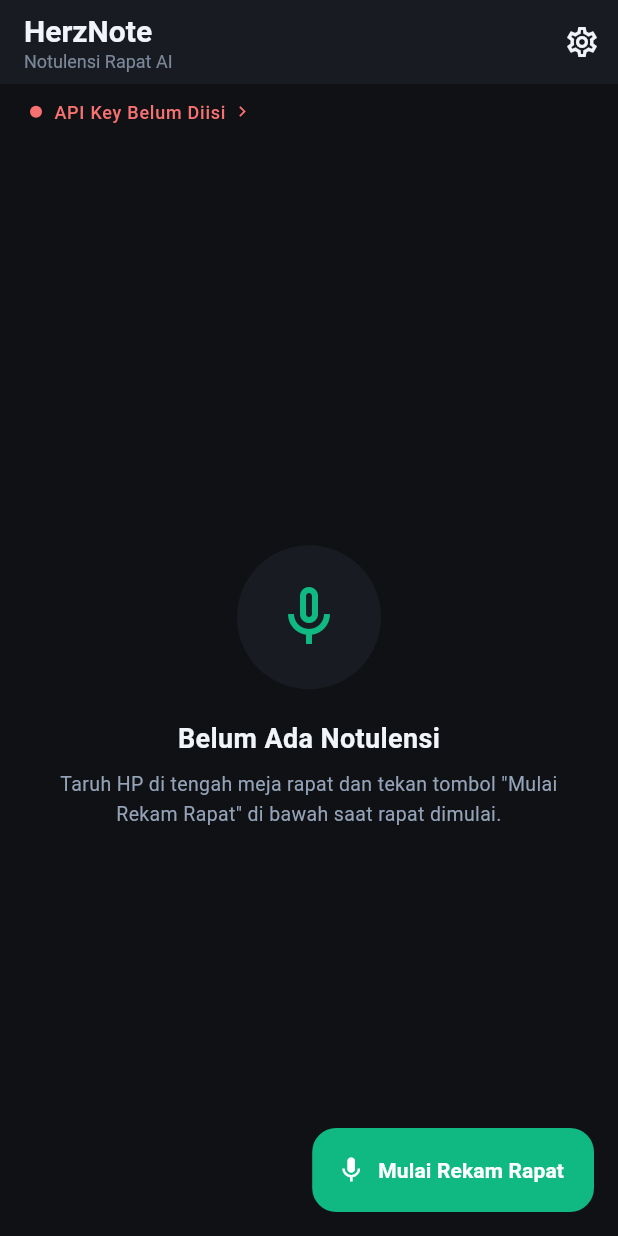
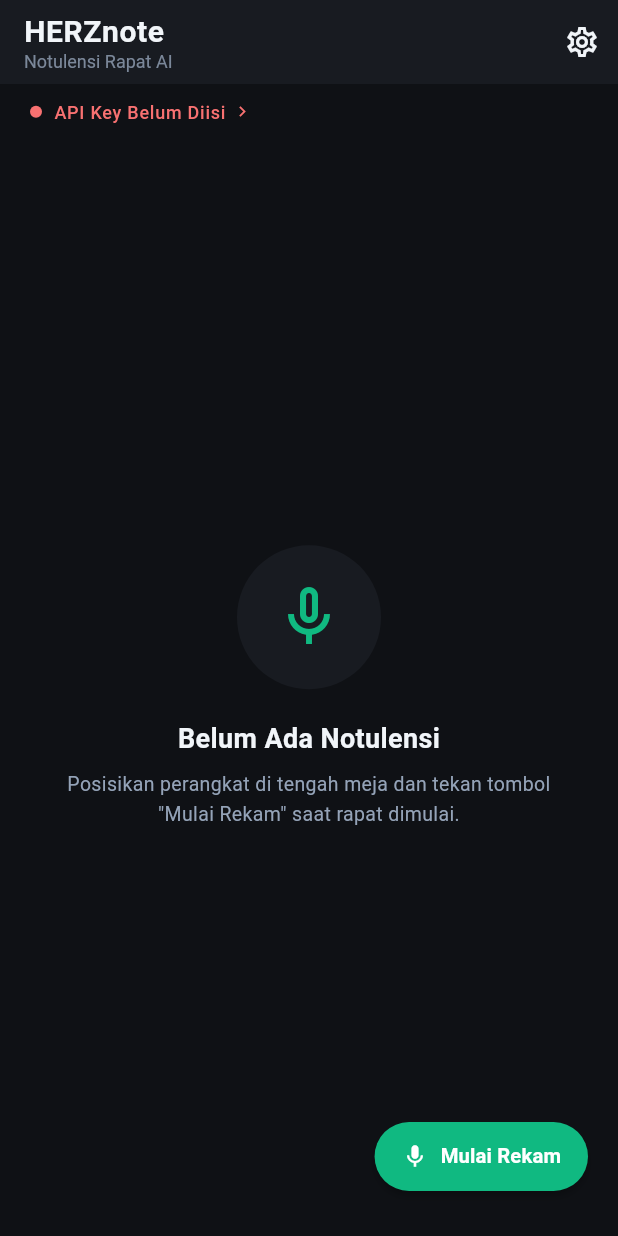
Before and after one commit to feliofranky/notulensi, a Flutter app: the screen it shows after launch, on a phone screen of 412 x 824 dp. Run offline on Flutter 3.47's test engine with Material 3 defaults, Android fonts, the phone set to English and light mode, and no system bars; our stand-ins replace pdf, permission_handler, share_plus, shared_preferences; missing offline and left inert: record.

Commit message:
feat: HERZnote header, compact Mulai Rekam FAB, dynamic noise-gated soundwave, universal processing copy, anti-hallucination guard, keep-screen-on during AI upload, and redacted error messages

```diff
--- a/lib/screens/home_screen.dart
+++ b/lib/screens/home_screen.dart
@@ -136,11 +136,12 @@ class _HomeScreenState extends State<HomeScreen> with WidgetsBindingObserver {
           crossAxisAlignment: CrossAxisAlignment.start,
           children: [
             const Text(
-              'HerzNote',
+              'HERZnote',
               style: TextStyle(
                 fontWeight: FontWeight.bold,
                 fontSize: 20,
                 color: Color(0xFFF1F5F9),
+                letterSpacing: 0.4,
               ),
             ),
             Text(
@@ -213,15 +214,23 @@ class _HomeScreenState extends State<HomeScreen> with WidgetsBindingObserver {
           ],
         ),
       ),
-      floatingActionButton: FloatingActionButton.extended(
-        onPressed: _openRecording,
-        backgroundColor: const Color(0xFF10B981),
-        foregroundColor: Colors.white,
-        elevation: 0,
-        icon: const Icon(Icons.mic, size: 20),
-        label: const Text(
-          'Mulai Rekam Rapat',
-          style: TextStyle(fontWeight: FontWeight.bold, fontSize: 14),
+      floatingActionButton: Padding(
+        padding: const EdgeInsets.only(bottom: 14, right: 4),
+        child: SizedBox(
+          height: 46,
+          child: FloatingActionButton.extended(
+            onPressed: _openRecording,
+            backgroundColor: const Color(0xFF10B981),
+            foregroundColor: Colors.white,
+            elevation: 2,
+            extendedPadding: const EdgeInsets.symmetric(horizontal: 18),
+            shape: RoundedRectangleBorder(borderRadius: BorderRadius.circular(24)),
+            icon: const Icon(Icons.mic, size: 18),
+            label: const Text(
+              'Mulai Rekam',
+              style: TextStyle(fontWeight: FontWeight.bold, fontSize: 13.5),
+            ),
+          ),
         ),
       ),
     );
@@ -257,7 +266,7 @@ class _HomeScreenState extends State<HomeScreen> with WidgetsBindingObserver {
             ),
             const SizedBox(height: 8),
             const Text(
-              'Taruh HP di tengah meja rapat dan tekan tombol "Mulai Rekam Rapat" di bawah saat rapat dimulai.',
+              'Posisikan perangkat di tengah meja dan tekan tombol "Mulai Rekam" saat rapat dimulai.',
               textAlign: TextAlign.center,
               style: TextStyle(
                 color: Color(0xFF94A3B8),
@@ -277,7 +286,7 @@ class _HomeScreenState extends State<HomeScreen> with WidgetsBindingObserver {
       backgroundColor: const Color(0xFF181B21),
       onRefresh: _refreshData,
       child: ListView.builder(
-        padding: const EdgeInsets.fromLTRB(16, 8, 16, 88),
+        padding: const EdgeInsets.fromLTRB(16, 8, 16, 100),
         itemCount: _notes.length,
         itemBuilder: (ctx, idx) {
           final note = _notes[idx];
```
Also changed, not shown: lib/screens/recording_screen.dart (+37 -15 lines), lib/services/audio_service.dart (+13 -2 lines), lib/services/gemini_service.dart (+78 -37 lines).
